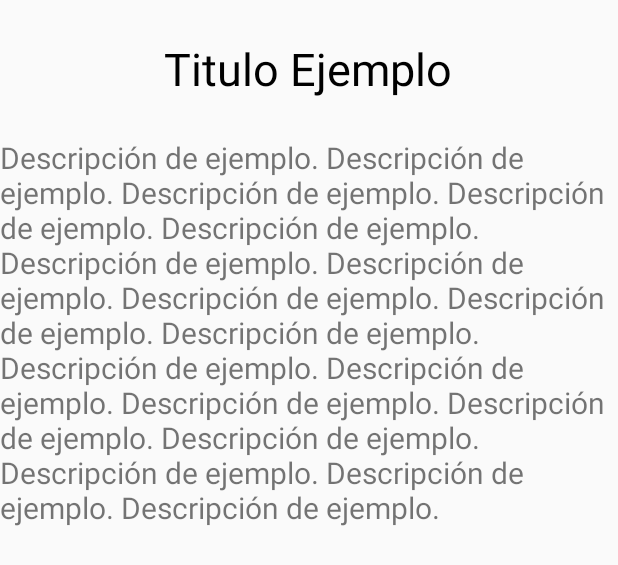
After one commit to sochoa2020tomassolerlinares/Practica2, an Android app: the layout activity_info_receta.xml on its own in the app's theme, with its tools: preview values and no code run, on a phone screen of 412 x 824 dp. The commit adds this screen. Shown: the top 565 px of the screen. Run offline under Robolectric (Android 15) with nearby library versions, the light colour scheme and no system bars.

Commit message:
Optativa 1

```diff
--- a/app/src/main/AndroidManifest.xml
+++ b/app/src/main/AndroidManifest.xml
@@ -9,7 +9,8 @@
         android:roundIcon="@mipmap/ic_launcher_round"
         android:supportsRtl="true"
         android:theme="@style/Theme.Practica2">
-        <activity android:name=".RecetaActivity"></activity>
+        <activity android:name=".InfoRecetaActivity"></activity>
+        <activity android:name=".RecetaActivity" />
         <activity android:name=".AgendaConstraintActivity" />
         <activity android:name=".AgendaActivity" />
         <activity android:name=".MainActivity">
--- /dev/null
+++ b/app/src/main/res/layout/activity_info_receta.xml
@@ -0,0 +1,33 @@
+<?xml version="1.0" encoding="utf-8"?>
+<android.support.constraint.ConstraintLayout xmlns:android="http://schemas.android.com/apk/res/android"
+    xmlns:app="http://schemas.android.com/apk/res-auto"
+    xmlns:tools="http://schemas.android.com/tools"
+    android:layout_width="match_parent"
+    android:layout_height="match_parent"
+    tools:context=".InfoRecetaActivity">
+
+    <TextView
+        android:id="@+id/tvTitulo"
+        android:layout_width="wrap_content"
+        android:layout_height="wrap_content"
+        android:layout_marginTop="25dp"
+        android:text="@string/tituloejemplo"
+        android:textColor="#000000"
+        android:textSize="30sp"
+        app:layout_constraintEnd_toEndOf="parent"
+        app:layout_constraintHorizontal_bias="0.497"
+        app:layout_constraintStart_toStartOf="parent"
+        app:layout_constraintTop_toTopOf="parent" />
+
+    <TextView
+        android:id="@+id/tvDescripcionDatos"
+        android:layout_width="0dp"
+        android:layout_height="0dp"
+        android:layout_marginTop="25dp"
+        android:text="@string/DescripcionEjemplo"
+        android:textSize="20sp"
+        app:layout_constraintBottom_toBottomOf="parent"
+        app:layout_constraintEnd_toEndOf="parent"
+        app:layout_constraintStart_toStartOf="parent"
+        app:layout_constraintTop_toBottomOf="@+id/tvTitulo" />
+</android.support.constraint.ConstraintLayout>
--- a/app/src/main/res/values/strings.xml
+++ b/app/src/main/res/values/strings.xml
@@ -15,4 +15,6 @@ In vulputate auctor malesuada. Nunc vel interdum urna. Quisque eget lectus elit.
 
         Sed ultrices nunc iaculis, gravida mauris ac, auctor eros. Maecenas fermentum felis et vulputate vestibulum. Proin luctus nulla justo, sed varius purus gravida nec. Morbi sapien dui, pulvinar nec pulvinar et, vulputate et tellus. Proin at eros ullamcorper, maximus nulla non, gravida ligula.
 </string>
+    <string name="tituloejemplo">Titulo Ejemplo</string>
+    <string name="DescripcionEjemplo">"Descripción de ejemplo. Descripción de ejemplo. Descripción de ejemplo. Descripción de ejemplo. Descripción de ejemplo. Descripción de ejemplo. Descripción de ejemplo. Descripción de ejemplo. Descripción de ejemplo. Descripción de ejemplo. Descripción de ejemplo. Descripción de ejemplo. Descripción de ejemplo. Descripción de ejemplo. Descripción de ejemplo. Descripción de ejemplo. Descripción de ejemplo. Descripción de ejemplo. "</string>
 </resources>
--- a/build.gradle
+++ b/build.gradle
@@ -5,7 +5,7 @@ buildscript {
         jcenter()
     }
     dependencies {
-        classpath "com.android.tools.build:gradle:4.1.0"
+        classpath 'com.android.tools.build:gradle:4.1.2'
 
         // NOTE: Do not place your application dependencies here; they belong
         // in the individual module build.gradle files
```
Also changed, not shown: app/src/main/java/net/iessochoa/tomassolerlinares/practica2/InfoRecetaActivity.java (added, +29 -0 lines), app/src/main/java/net/iessochoa/tomassolerlinares/practica2/RecetaActivity.java (+52 -0 lines).
